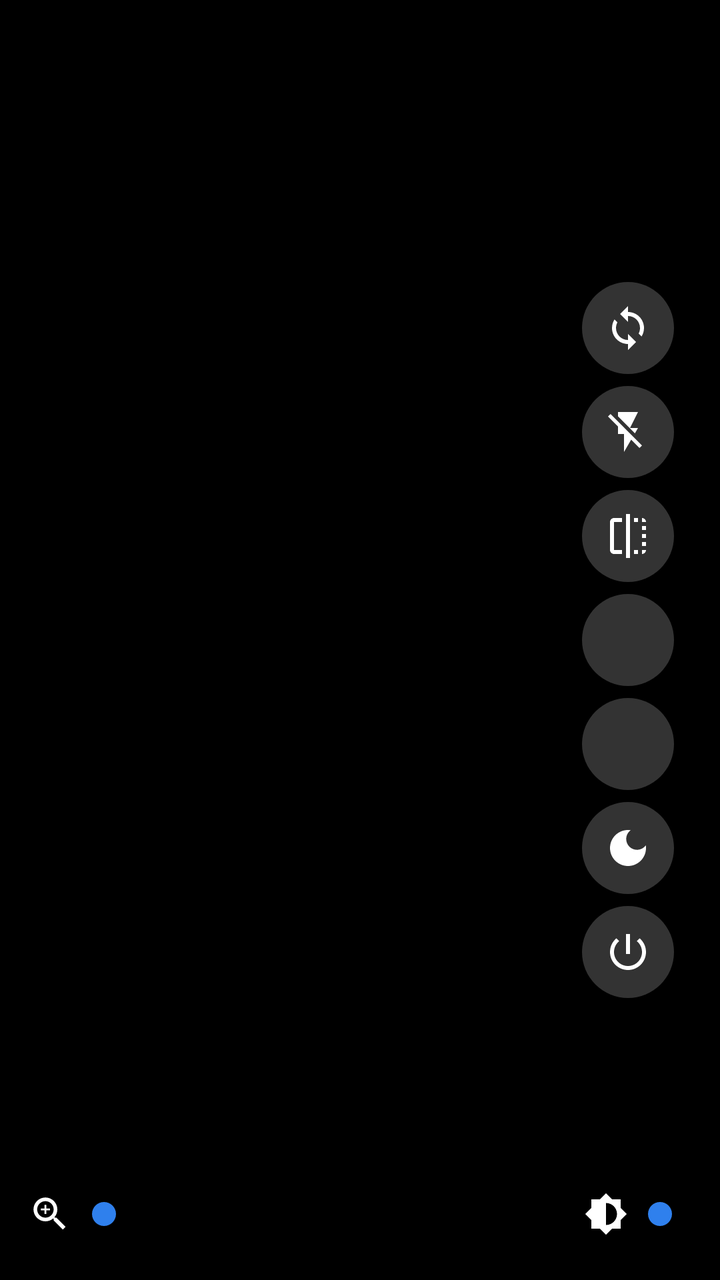
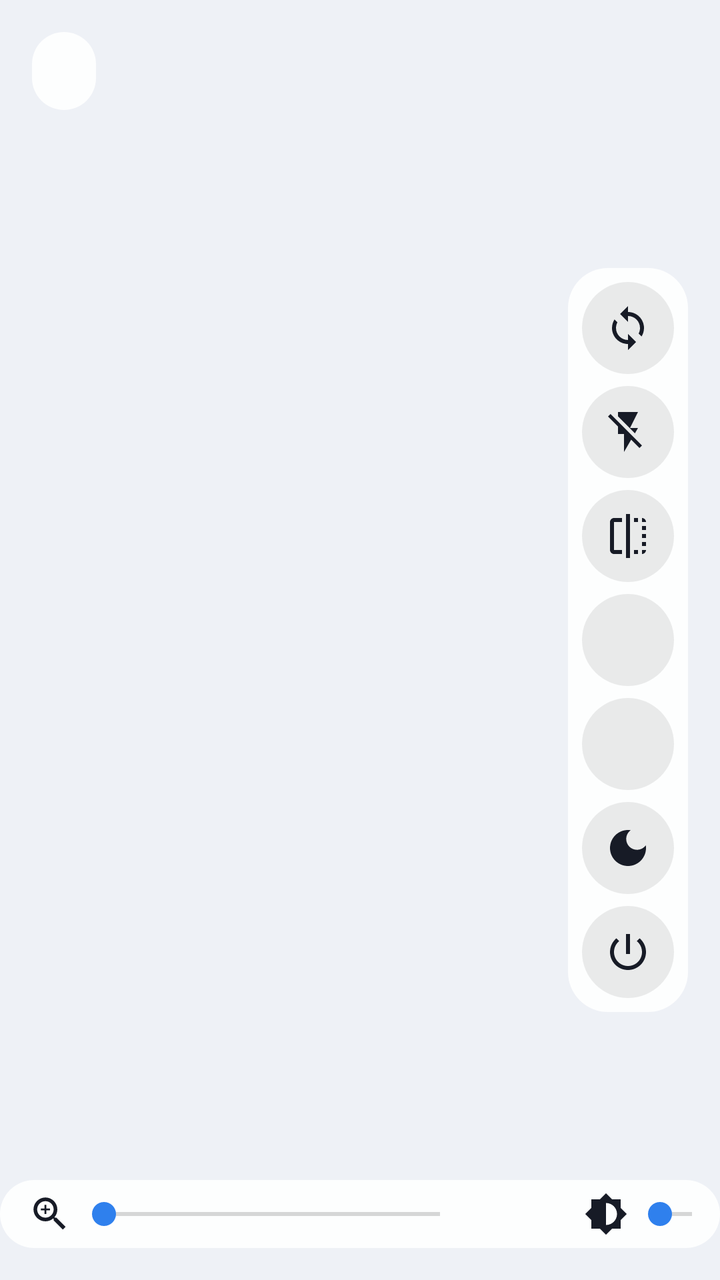

Screens rendered from an Android XML layout before and after an edit, with the pre-edit source and the edit as a unified diff.
<!-- AndroidManifest.xml: application theme Theme.CamTel -->
<!-- res/layout/activity_main.xml -->
<?xml version="1.0" encoding="utf-8"?>
<FrameLayout xmlns:android="http://schemas.android.com/apk/res/android"
    android:layout_width="match_parent"
    android:layout_height="match_parent"
    android:background="@android:color/black">

    
    <ImageView
        android:id="@+id/preview"
        android:layout_width="match_parent"
        android:layout_height="match_parent"
        android:contentDescription="@null"
        android:scaleType="fitCenter" />

    <TextView
        android:id="@+id/info"
        android:layout_width="wrap_content"
        android:layout_height="wrap_content"
        android:layout_gravity="top|start"
        android:layout_margin="16dp"
        android:background="@drawable/pill"
        android:paddingHorizontal="16dp"
        android:paddingVertical="10dp"
        android:textColor="@android:color/white"
        android:textSize="14sp" />

    <LinearLayout
        android:layout_width="wrap_content"
        android:layout_height="wrap_content"
        android:layout_gravity="center_vertical|end"
        android:layout_marginEnd="16dp"
        android:background="@drawable/pill"
        android:gravity="center_horizontal"
        android:orientation="vertical"
        android:padding="4dp">

        <ImageButton
            android:id="@+id/btnSwitch"
            style="@style/RoundButton"
            android:contentDescription="@string/switch_camera"
            android:src="@drawable/ic_switch" />

        <ImageButton
            android:id="@+id/btnTorch"
            style="@style/RoundButton"
            android:contentDescription="@string/torch"
            android:src="@drawable/ic_flash_off" />

        <ImageButton
            android:id="@+id/btnMirror"
            style="@style/RoundButton"
            android:contentDescription="@string/mirror"
            android:src="@drawable/ic_flip" />

        <TextView
            android:id="@+id/btnRes"
            android:layout_width="46dp"
            android:layout_height="46dp"
            android:layout_margin="3dp"
            android:background="@drawable/round_btn"
            android:contentDescription="@string/resolution"
            android:gravity="center"
            android:textColor="@android:color/white"
            android:textSize="13sp"
            android:textStyle="bold" />

        <TextView
            android:id="@+id/btnFps"
            android:layout_width="46dp"
            android:layout_height="46dp"
            android:layout_margin="3dp"
            android:background="@drawable/round_btn"
            android:contentDescription="@string/night"
            android:gravity="center"
            android:textColor="@android:color/white"
            android:textSize="12sp"
            android:textStyle="bold" />

        <ImageButton
            android:id="@+id/btnBlack"
            style="@style/RoundButton"
            android:contentDescription="@string/blackout"
            android:src="@drawable/ic_dark" />

        <ImageButton
            android:id="@+id/btnQuit"
            style="@style/RoundButton"
            android:contentDescription="@string/quit"
            android:src="@drawable/ic_power" />
    </LinearLayout>

    <LinearLayout
        android:layout_width="wrap_content"
        android:layout_height="wrap_content"
        android:layout_gravity="bottom|center_horizontal"
        android:layout_marginBottom="16dp"
        android:background="@drawable/pill"
        android:gravity="center_vertical"
        android:orientation="horizontal"
        android:paddingHorizontal="14dp"
        android:paddingVertical="6dp">

        <ImageView
            android:layout_width="22dp"
            android:layout_height="22dp"
            android:contentDescription="@string/zoom"
            android:src="@drawable/ic_zoom" />

        <SeekBar
            android:id="@+id/zoom"
            android:layout_width="200dp"
            android:layout_height="wrap_content"
            android:max="100" />

        <TextView
            android:id="@+id/zoomLabel"
            android:layout_width="48dp"
            android:layout_height="wrap_content"
            android:textColor="@android:color/white"
            android:textSize="13sp" />

        <ImageView
            android:layout_width="22dp"
            android:layout_height="22dp"
            android:layout_marginStart="8dp"
            android:contentDescription="@string/exposure"
            android:src="@drawable/ic_brightness" />

        <SeekBar
            android:id="@+id/exposure"
            android:layout_width="200dp"
            android:layout_height="wrap_content"
            android:max="100" />

        <TextView
            android:id="@+id/exposureLabel"
            android:layout_width="64dp"
            android:layout_height="wrap_content"
            android:textColor="@android:color/white"
            android:textSize="13sp" />
    </LinearLayout>

    <FrameLayout
        android:id="@+id/blackout"
        android:layout_width="match_parent"
        android:layout_height="match_parent"
        android:background="@android:color/black"
        android:clickable="true"
        android:focusable="true"
        android:visibility="gone">

        <TextView
            android:layout_width="wrap_content"
            android:layout_height="wrap_content"
            android:layout_gravity="center"
            android:gravity="center"
            android:text="@string/blackout_hint"
            android:textColor="#40FFFFFF" />
    </FrameLayout>
</FrameLayout>
<!-- resources referenced by this layout -->
<resources>
  <!-- drawable ic_brightness (drawable) -->
  <vector xmlns:android="http://schemas.android.com/apk/res/android"
      android:width="24dp"
      android:height="24dp"
      android:viewportWidth="24"
      android:viewportHeight="24">
      <path
          android:fillColor="#FFFFFF"
          android:pathData="M20,15.31L23.31,12 20,8.69V4h-4.69L12,0.69 8.69,4H4v4.69L0.69,12 4,15.31V20h4.69L12,23.31 15.31,20H20v-4.69zM12,18V6c3.31,0 6,2.69 6,6s-2.69,6 -6,6z" />
  </vector>
  <!-- drawable ic_dark (drawable) -->
  <vector xmlns:android="http://schemas.android.com/apk/res/android"
      android:width="24dp"
      android:height="24dp"
      android:viewportWidth="24"
      android:viewportHeight="24">
      <path
          android:fillColor="#FFFFFF"
          android:pathData="M12,3c-4.97,0 -9,4.03 -9,9s4.03,9 9,9 9,-4.03 9,-9c0,-0.46 -0.04,-0.92 -0.1,-1.36 -0.98,1.37 -2.58,2.26 -4.4,2.26 -2.98,0 -5.4,-2.42 -5.4,-5.4 0,-1.81 0.89,-3.42 2.26,-4.4C12.92,3.04 12.46,3 12,3z" />
  </vector>
  <!-- drawable ic_flash_off (drawable) -->
  <vector xmlns:android="http://schemas.android.com/apk/res/android"
      android:width="24dp"
      android:height="24dp"
      android:viewportWidth="24"
      android:viewportHeight="24">
      <path
          android:fillColor="#FFFFFF"
          android:pathData="M3.27,3L2,4.27l5,5V13h3v9l3.58,-6.14L17.73,20 19,18.73 3.27,3zM17,10h-4l4,-8H7v2.18l8.46,8.46L17,10z" />
  </vector>
  <!-- drawable pill (drawable) -->
  <shape xmlns:android="http://schemas.android.com/apk/res/android" android:shape="rectangle">
      <solid android:color="#99000000" />
      <corners android:radius="20dp" />
  </shape>
  <!-- drawable round_btn (drawable) -->
  <selector xmlns:android="http://schemas.android.com/apk/res/android">
      <item android:state_activated="true">
          <shape android:shape="oval">
              <solid android:color="#2F80ED" />
          </shape>
      </item>
      <item android:state_pressed="true">
          <shape android:shape="oval">
              <solid android:color="#55FFFFFF" />
          </shape>
      </item>
      <item>
          <shape android:shape="oval">
              <solid android:color="#33FFFFFF" />
          </shape>
      </item>
  </selector>
  <string name="blackout">Écran noir</string>
  <string name="blackout_hint">CamTel diffuse toujours.\nTouchez l\'écran pour le rallumer.</string>
  <string name="exposure">Luminosité</string>
  <string name="mirror">Miroir</string>
  <string name="night">Mode nuit (plus lumineux, moins fluide)</string>
  <string name="quit">Arrêter CamTel</string>
  <string name="resolution">Résolution</string>
  <string name="switch_camera">Changer de caméra</string>
  <string name="torch">Flash</string>
  <string name="zoom">Zoom</string>
  <style name="RoundButton">
          <item name="android:layout_width">46dp</item>
          <item name="android:layout_height">46dp</item>
          <item name="android:layout_margin">3dp</item>
          <item name="android:background">@drawable/round_btn</item>
          <item name="android:scaleType">center</item>
          <item name="android:padding">11dp</item>
      </style>
  <style name="Theme.CamTel" parent="Theme.AppCompat.DayNight.NoActionBar">
          <item name="colorPrimary">#2F80ED</item>
          <item name="colorAccent">#2F80ED</item>
          <item name="android:windowBackground">@android:color/black</item>
          <item name="android:statusBarColor">@android:color/black</item>
          <item name="android:navigationBarColor">@android:color/black</item>
      </style>
  <!-- unchanged entries left out for length: 4 -->
</resources>

<!-- the commit's change to res/layout/activity_main.xml (unified diff, before → after) -->
@@ -2,7 +2,7 @@
 <FrameLayout xmlns:android="http://schemas.android.com/apk/res/android"
     android:layout_width="match_parent"
     android:layout_height="match_parent"
-    android:background="@android:color/black">
+    android:background="@color/cam_bg">
 
     
     <ImageView
@@ -21,7 +21,7 @@
         android:background="@drawable/pill"
         android:paddingHorizontal="16dp"
         android:paddingVertical="10dp"
-        android:textColor="@android:color/white"
+        android:textColor="@color/on_pill"
         android:textSize="14sp" />
 
     <LinearLayout
@@ -60,7 +60,7 @@
             android:background="@drawable/round_btn"
             android:contentDescription="@string/resolution"
             android:gravity="center"
-            android:textColor="@android:color/white"
+            android:textColor="@color/on_button"
             android:textSize="13sp"
             android:textStyle="bold" />
 
@@ -72,7 +72,7 @@
             android:background="@drawable/round_btn"
             android:contentDescription="@string/night"
             android:gravity="center"
-            android:textColor="@android:color/white"
+            android:textColor="@color/on_button"
             android:textSize="12sp"
             android:textStyle="bold" />
 
@@ -104,7 +104,8 @@
             android:layout_width="22dp"
             android:layout_height="22dp"
             android:contentDescription="@string/zoom"
-            android:src="@drawable/ic_zoom" />
+            android:src="@drawable/ic_zoom"
+            android:tint="@color/on_pill" />
 
         <SeekBar
             android:id="@+id/zoom"
@@ -116,7 +117,7 @@
             android:id="@+id/zoomLabel"
             android:layout_width="48dp"
             android:layout_height="wrap_content"
-            android:textColor="@android:color/white"
+            android:textColor="@color/on_pill"
             android:textSize="13sp" />
 
         <ImageView
@@ -124,7 +125,8 @@
             android:layout_height="22dp"
             android:layout_marginStart="8dp"
             android:contentDescription="@string/exposure"
-            android:src="@drawable/ic_brightness" />
+            android:src="@drawable/ic_brightness"
+            android:tint="@color/on_pill" />
 
         <SeekBar
             android:id="@+id/exposure"
@@ -136,7 +138,7 @@
             android:id="@+id/exposureLabel"
             android:layout_width="64dp"
             android:layout_height="wrap_content"
-            android:textColor="@android:color/white"
+            android:textColor="@color/on_pill"
             android:textSize="13sp" />
     </LinearLayout>
 
<!-- resource entries referenced after the edit -->
@@ -1,5 +1,7 @@
 <!-- resources referenced by this layout -->
 <resources>
+  <color name="cam_bg">#EEF1F6</color>
+  <color name="on_pill">#171B26</color>
   <!-- drawable ic_brightness (drawable) -->
   <vector xmlns:android="http://schemas.android.com/apk/res/android"
       android:width="24dp"
@@ -32,24 +34,24 @@
   </vector>
   <!-- drawable pill (drawable) -->
   <shape xmlns:android="http://schemas.android.com/apk/res/android" android:shape="rectangle">
-      <solid android:color="#99000000" />
+      <solid android:color="@color/pill" />
       <corners android:radius="20dp" />
   </shape>
   <!-- drawable round_btn (drawable) -->
   <selector xmlns:android="http://schemas.android.com/apk/res/android">
       <item android:state_activated="true">
           <shape android:shape="oval">
-              <solid android:color="#2F80ED" />
+              <solid android:color="@color/accent" />
           </shape>
       </item>
       <item android:state_pressed="true">
           <shape android:shape="oval">
-              <solid android:color="#55FFFFFF" />
+              <solid android:color="@color/btn_pressed" />
           </shape>
       </item>
       <item>
           <shape android:shape="oval">
-              <solid android:color="#33FFFFFF" />
+              <solid android:color="@color/btn_idle" />
           </shape>
       </item>
   </selector>
@@ -70,14 +72,19 @@
           <item name="android:background">@drawable/round_btn</item>
           <item name="android:scaleType">center</item>
           <item name="android:padding">11dp</item>
+          <item name="android:tint">@color/on_button</item>
       </style>
   <style name="Theme.CamTel" parent="Theme.AppCompat.DayNight.NoActionBar">
-          <item name="colorPrimary">#2F80ED</item>
-          <item name="colorAccent">#2F80ED</item>
-          <item name="android:windowBackground">@android:color/black</item>
+          <item name="colorPrimary">@color/accent</item>
+          <item name="colorAccent">@color/accent</item>
+          <item name="android:windowBackground">@color/cam_bg</item>
           <item name="android:statusBarColor">@android:color/black</item>
           <item name="android:navigationBarColor">@android:color/black</item>
       </style>
+  <color name="pill">#E6FFFFFF</color>
+  <color name="accent">#2F80ED</color>
+  <color name="btn_pressed">#33000000</color>
+  <color name="btn_idle">#14000000</color>
   <!-- unchanged entries left out for length: 4 -->
 </resources>
 
